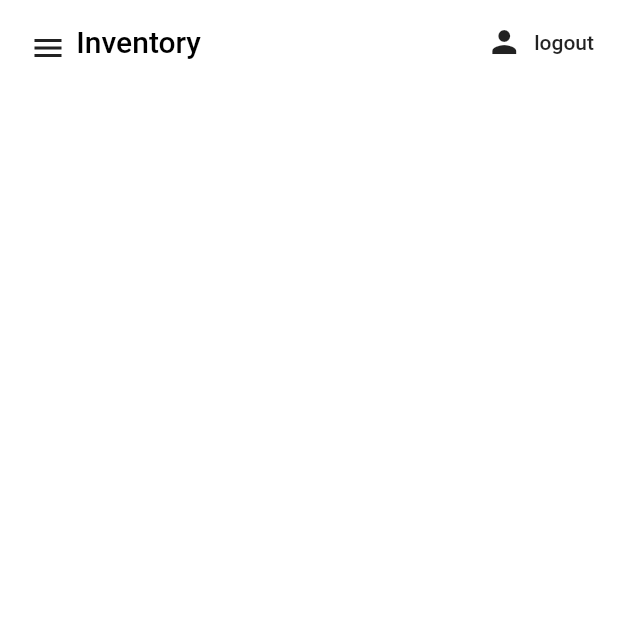
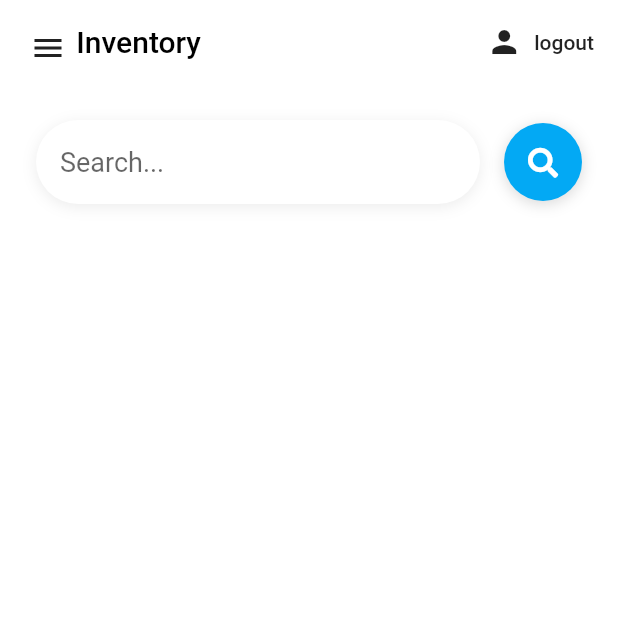
Before and after one commit to santoshakil/total_buisness, a Flutter app: the screen it shows once a user with an empty profile is signed in, on a phone screen of 412 x 824 dp, the top half of it. Run offline on Flutter 3.47's test engine with Material 2 defaults, Android fonts, the phone set to English and light mode, and no system bars; our stand-ins replace firebase_auth, flutter_spinkit, font_awesome_flutter; accounts and stored records are empty.

Commit message:
first commit

```diff
--- a/lib/screens/inventory/inventory.dart
+++ b/lib/screens/inventory/inventory.dart
@@ -1,3 +1,4 @@
+import 'package:total_buisness/screens/inventory/widgets/search_bar.dart';
 import 'package:total_buisness/services/auth.dart';
 import 'package:flutter/material.dart';
 
@@ -27,6 +28,16 @@ class Inventory extends StatelessWidget {
             ),
           ],
         ),
+        body: Padding(
+          padding: const EdgeInsets.all(8.0),
+          child: SingleChildScrollView(
+            child: Stack(
+              children: [
+                searchBar(),
+              ],
+            ),
+          ),
+        ),
       ),
     );
   }
--- /dev/null
+++ b/lib/screens/inventory/widgets/search_bar.dart
@@ -0,0 +1,74 @@
+import 'package:flutter/material.dart';
+import 'package:font_awesome_flutter/font_awesome_flutter.dart';
+
+Widget searchBar() {
+  return Padding(
+    padding: const EdgeInsets.only(left: 16, right: 16, top: 8, bottom: 8),
+    child: Row(
+      children: <Widget>[
+        Expanded(
+          child: Padding(
+            padding: const EdgeInsets.only(right: 16, top: 8, bottom: 8),
+            child: Container(
+              decoration: BoxDecoration(
+                color: Colors.white,
+                borderRadius: const BorderRadius.all(
+                  Radius.circular(38.0),
+                ),
+                boxShadow: <BoxShadow>[
+                  BoxShadow(
+                      color: Colors.grey.withOpacity(0.2),
+                      offset: const Offset(0, 2),
+                      blurRadius: 8.0),
+                ],
+              ),
+              child: Padding(
+                padding: const EdgeInsets.only(
+                    left: 16, right: 16, top: 4, bottom: 4),
+                child: TextField(
+                  onChanged: (String txt) {},
+                  style: const TextStyle(
+                    fontSize: 18,
+                  ),
+                  cursorColor: Colors.grey,
+                  decoration: InputDecoration(
+                    border: InputBorder.none,
+                    hintText: 'Search...',
+                  ),
+                ),
+              ),
+            ),
+          ),
+        ),
+        Container(
+          decoration: BoxDecoration(
+            color: Colors.lightBlue,
+            borderRadius: const BorderRadius.all(
+              Radius.circular(38.0),
+            ),
+            boxShadow: <BoxShadow>[
+              BoxShadow(
+                  color: Colors.grey.withOpacity(0.4),
+                  offset: const Offset(0, 2),
+                  blurRadius: 8.0),
+            ],
+          ),
+          child: Material(
+            color: Colors.transparent,
+            child: InkWell(
+              borderRadius: const BorderRadius.all(
+                Radius.circular(32.0),
+              ),
+              onTap: () {},
+              child: Padding(
+                padding: const EdgeInsets.all(16.0),
+                child: Icon(FontAwesomeIcons.search,
+                    size: 20, color: Colors.white),
+              ),
+            ),
+          ),
+        ),
+      ],
+    ),
+  );
+}
```
